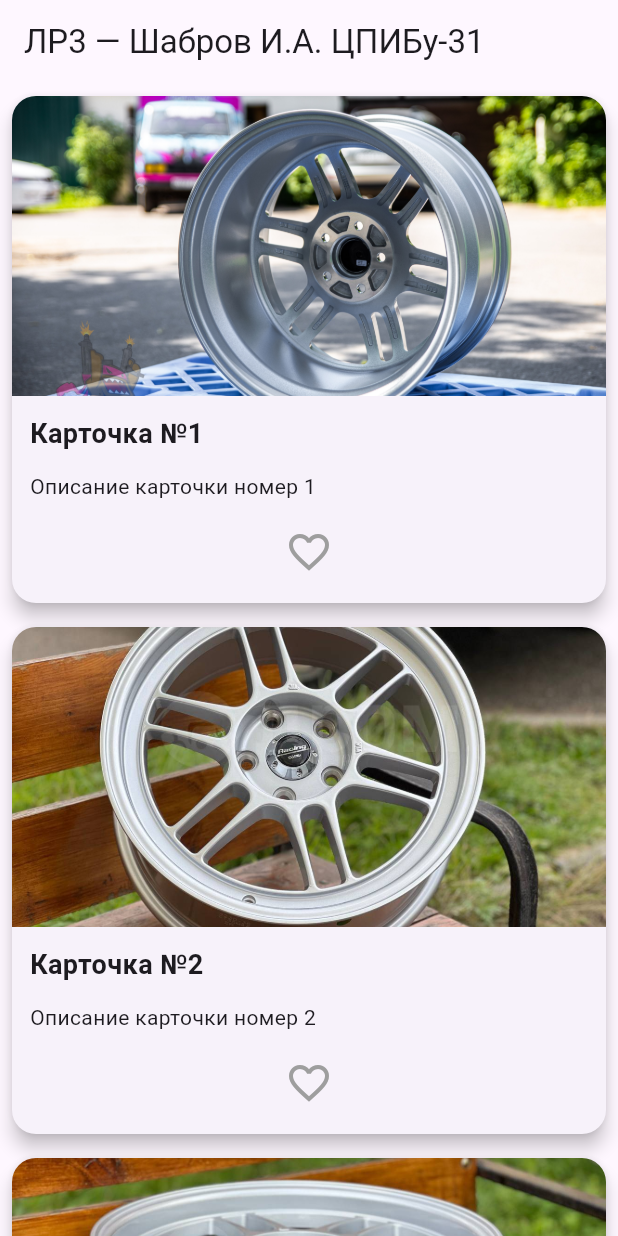
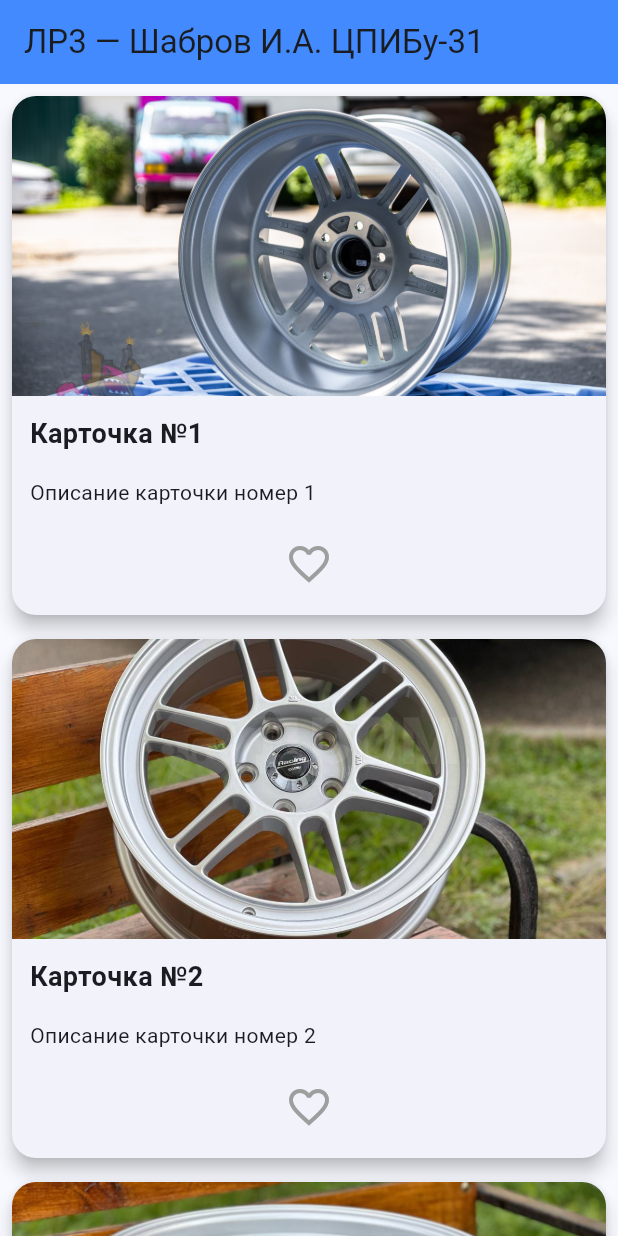
Before and after one commit to vladimer221/lab_android, a Flutter app: the screen it shows after launch, on a phone screen of 412 x 824 dp. Run offline on Flutter 3.47's test engine with Material 3 defaults, Android fonts, the phone set to English and light mode, and no system bars.

Commit message:
lab3 (model + view)

```diff
--- a/lib/card_item.dart
+++ /dev/null
@@ -1,125 +0,0 @@
-import 'package:flutter/material.dart';
-import 'card_data.dart';
-
-class CardItemWidget extends StatefulWidget {
-  final CardData data;
-  final VoidCallback onLikeToggle; // Обработчик события лайка
-
-  const CardItemWidget({
-    super.key,
-    required this.data,
-    required this.onLikeToggle,
-  });
-
-
-  @override
-  State<CardItemWidget> createState() => _CardItemWidgetState();
-}
-
-class _CardItemWidgetState extends State<CardItemWidget>
-    with SingleTickerProviderStateMixin {
-  bool isLiked = false;
-  late AnimationController _controller;
-  late Animation<double> _scaleAnimation;
-
-  @override
-  void initState() {
-    super.initState();
-
-    _controller = AnimationController(
-      vsync: this,
-      duration: const Duration(milliseconds: 250),
-    );
-
-    _scaleAnimation = Tween<double>(begin: 1.0, end: 1.2).animate(
-      CurvedAnimation(parent: _controller, curve: Curves.easeInOut),
-    );
-  }
-
-
-  @override
-  void dispose() {
-    _controller.dispose();
-    super.dispose();
-  }
-
-  void _toggleLike() {
-    setState(() {
-      isLiked = !isLiked;
-    });
-
-    // проигрываем короткую анимацию "пульсации"
-    _controller.forward(from: 0.0);
-
-    // выводим уведомление Snackbar
-    ScaffoldMessenger.of(context).showSnackBar(
-      SnackBar(
-        content: Text(
-          isLiked
-              ? 'Вы поставили ❤️ карточке "${widget.data.title}"'
-              : 'Вы убрали лайк с карточки "${widget.data.title}"',
-        ),
-        duration: const Duration(seconds: 1),
-        behavior: SnackBarBehavior.floating,
-      ),
-    );
-
-    // вызываем пользовательский обработчик (по ТЗ)
-    widget.onLikeToggle();
-  }
-
-  @override
-  Widget build(BuildContext context) {
-    return Card(
-      margin: const EdgeInsets.all(8),
-      elevation: 5,
-      shape: RoundedRectangleBorder(borderRadius: BorderRadius.circular(16)),
-      child: Column(
-        crossAxisAlignment: CrossAxisAlignment.start,
-        children: [
-          ClipRRect(
-            borderRadius: const BorderRadius.vertical(top: Radius.circular(16)),
-            child: Image.asset(
-              widget.data.imageUrl,
-              height: 200,
-              width: double.infinity,
-              fit: BoxFit.cover,
-            ),
-          ),
-          Padding(
-            padding: const EdgeInsets.all(12.0),
-            child: Text(
-              widget.data.title,
-              style: const TextStyle(
-                fontSize: 18,
-                fontWeight: FontWeight.bold,
-              ),
-            ),
-          ),
-          Padding(
-            padding: const EdgeInsets.symmetric(horizontal: 12.0),
-            child: Text(
-              widget.data.subtitle,
-              style: const TextStyle(fontSize: 14),
-            ),
-          ),
-          const SizedBox(height: 10),
-          Center(
-            child: ScaleTransition(
-              scale: _scaleAnimation,
-              child: IconButton(
-                iconSize: 32,
-                icon: Icon(
-                  isLiked ? Icons.favorite : Icons.favorite_border,
-                  color: isLiked ? Colors.red : Colors.grey,
-                ),
-                onPressed: _toggleLike,
-              ),
-            ),
-          ),
-          const SizedBox(height: 10),
-        ],
-      ),
-    );
-  }
-}
--- a/lib/main.dart
+++ b/lib/main.dart
@@ -1,6 +1,5 @@
 import 'package:flutter/material.dart';
-import 'card_data.dart';
-import 'card_item.dart';
+import 'view/list_screen.dart';
 
 void main() {
   runApp(const MyApp());
@@ -12,35 +11,12 @@ class MyApp extends StatelessWidget {
   @override
   Widget build(BuildContext context) {
     return MaterialApp(
-      title: 'ЛР3 — Шабров И.А. ЦПИБу-31',
-      theme: ThemeData(primarySwatch: Colors.blue),
+      title: 'Flutter Demo',
+      theme: ThemeData(
+        colorScheme: ColorScheme.fromSeed(seedColor: Colors.blue),
+        useMaterial3: true,
+      ),
       home: const CardListScreen(),
     );
   }
 }
-
-class CardListScreen extends StatelessWidget {
-  const CardListScreen({super.key});
-
-  void _handleLikePressed() {
-    debugPrint(" Нажата кнопка лайка!");
-  }
-
-  @override
-  Widget build(BuildContext context) {
-    return Scaffold(
-      appBar: AppBar(
-        title: const Text('ЛР3 — Шабров И.А. ЦПИБу-31'),
-      ),
-      body: ListView.builder(
-        itemCount: cards.length,
-        itemBuilder: (context, index) {
-          return CardItemWidget(
-            data: cards[index],
-            onLikeToggle: _handleLikePressed,
-          );
-        },
-      ),
-    );
-  }
-}
--- /dev/null
+++ b/lib/view/card_item.dart
@@ -0,0 +1,132 @@
+import 'package:flutter/material.dart';
+import '../model/card_data.dart';
+import 'detail_screen.dart';
+
+class CardItemWidget extends StatefulWidget {
+  final CardData data;
+  final VoidCallback onLikeToggle;
+
+  const CardItemWidget({
+    super.key,
+    required this.data,
+    required this.onLikeToggle,
+  });
+
+  @override
+  State<CardItemWidget> createState() => _CardItemWidgetState();
+}
+
+class _CardItemWidgetState extends State<CardItemWidget>
+    with SingleTickerProviderStateMixin {
+  bool isLiked = false;
+  late AnimationController _controller;
+  late Animation<double> _scaleAnimation;
+
+  @override
+  void initState() {
+    super.initState();
+
+    _controller = AnimationController(
+      vsync: this,
+      duration: const Duration(milliseconds: 250),
+    );
+
+    _scaleAnimation = Tween<double>(begin: 1.0, end: 1.2).animate(
+      CurvedAnimation(parent: _controller, curve: Curves.easeInOut),
+    );
+  }
+
+  @override
+  void dispose() {
+    _controller.dispose();
+    super.dispose();
+  }
+
+  void _toggleLike() {
+    setState(() {
+      isLiked = !isLiked;
+    });
+
+    _controller.forward(from: 0.0);
+
+    ScaffoldMessenger.of(context).showSnackBar(
+      SnackBar(
+        content: Text(
+          isLiked
+              ? 'Вы поставили ❤️ карточке "${widget.data.title}"'
+              : 'Вы убрали лайк с карточки "${widget.data.title}"',
+        ),
+        duration: const Duration(seconds: 1),
+        behavior: SnackBarBehavior.floating,
+      ),
+    );
+
+    widget.onLikeToggle();
+  }
+
+  void _openDetailScreen() {
+    Navigator.push(
+      context,
+      MaterialPageRoute(
+        builder: (context) => DetailScreen(data: widget.data),
+      ),
+    );
+  }
+
+  @override
+  Widget build(BuildContext context) {
+    return GestureDetector(
+      onTap: _openDetailScreen,
+      child: Card(
+        margin: const EdgeInsets.all(8),
+        elevation: 5,
+        shape: RoundedRectangleBorder(borderRadius: BorderRadius.circular(16)),
+        child: Column(
+          crossAxisAlignment: CrossAxisAlignment.start,
+          children: [
+            ClipRRect(
+              borderRadius:
+              const BorderRadius.vertical(top: Radius.circular(16)),
+              child: Image.asset(
+                widget.data.imageUrl,
+                height: 200,
+                width: double.infinity,
+                fit: BoxFit.cover,
+              ),
+            ),
+            Padding(
+              padding: const EdgeInsets.all(12.0),
+              child: Text(
+                widget.data.title,
+                style: const TextStyle(
+                  fontSize: 18,
+                  fontWeight: FontWeight.bold,
+                ),
+              ),
+            ),
+            Padding(
+              padding:
+              const EdgeInsets.symmetric(horizontal: 12.0, vertical: 4.0),
+              child: Text(widget.data.subtitle),
+            ),
+            const SizedBox(height: 10),
+            Center(
+              child: ScaleTransition(
+                scale: _scaleAnimation,
+                child: IconButton(
+                  iconSize: 32,
+                  icon: Icon(
+                    isLiked ? Icons.favorite : Icons.favorite_border,
+                    color: isLiked ? Colors.red : Colors.grey,
+                  ),
+                  onPressed: _toggleLike,
+                ),
+              ),
+            ),
+            const SizedBox(height: 10),
+          ],
+        ),
+      ),
+    );
+  }
+}
--- /dev/null
+++ b/lib/view/list_screen.dart
@@ -0,0 +1,44 @@
+import 'package:flutter/material.dart';
+import '../model/card_data.dart';
+import 'card_item.dart';
+
+class CardListScreen extends StatefulWidget {
+  const CardListScreen({super.key});
+
+  @override
+  State<CardListScreen> createState() => _CardListScreenState();
+}
+
+class _CardListScreenState extends State<CardListScreen> {
+  final List<CardData> cards = List.generate(
+    20,
+        (index) => CardData(
+      title: 'Карточка №${index + 1}',
+      subtitle: 'Описание карточки номер ${index + 1}',
+      imageUrl: 'assets/images/img${(index % 6) + 1}.jpg',
+    ),
+  );
+
+  void _handleLikePressed() {
+    debugPrint("Нажата кнопка лайка!");
+  }
+
+  @override
+  Widget build(BuildContext context) {
+    return Scaffold(
+      appBar: AppBar(
+        title: const Text('ЛР3 — Шабров И.А. ЦПИБу-31'),
+        backgroundColor: Colors.blueAccent,
+      ),
+      body: ListView.builder(
+        itemCount: cards.length,
+        itemBuilder: (context, index) {
+          return CardItemWidget(
+            data: cards[index],
+            onLikeToggle: _handleLikePressed,
+          );
+        },
+      ),
+    );
+  }
+}
```
Also changed, not shown: android/lib/main.dart (added, +125 -0 lines), lib/view/detail_screen.dart (added, +71 -0 lines), lib/model/card_data.dart (renamed from lib/card_data.dart), 126 other files.
